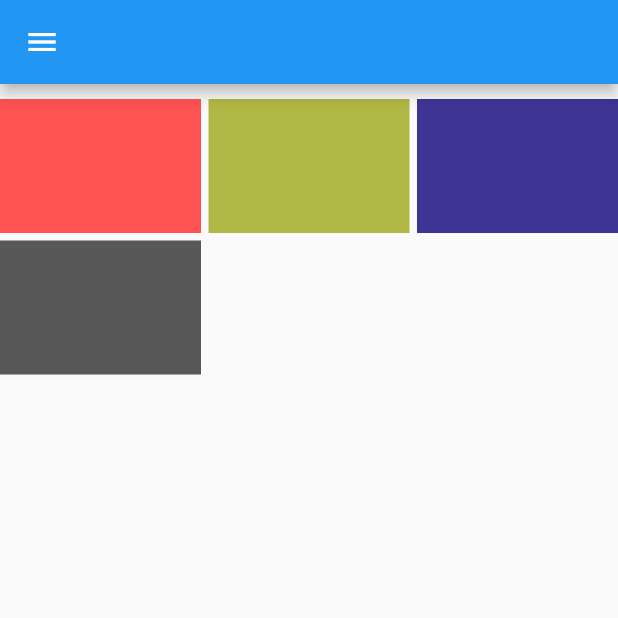
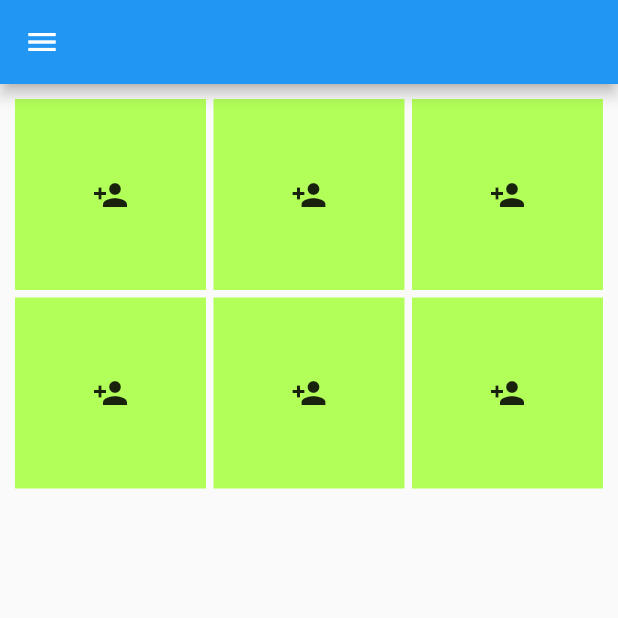
Before and after one commit to Mo-bar/Flutter, a Flutter app: the screen it shows after launch, on a phone screen of 412 x 824 dp, the top half of it. Run offline on Flutter 3.47's test engine with Material 2 defaults, Android fonts, the phone set to English and light mode, and no system bars.

Commit message:
GridVire.count props

```diff
--- a/app_0/lib/GridView.dart
+++ b/app_0/lib/GridView.dart
@@ -27,6 +27,7 @@ class _grid_viewState extends State<grid_view> {
     return Scaffold(
       appBar: AppBar(),
       drawer: Drawer(),
+      ///________GridView.builder
       // body: Container(
       //   child: GridView.builder(
       //     gridDelegate: SliverGridDelegateWithFixedCrossAxisCount(
@@ -43,39 +44,57 @@ class _grid_viewState extends State<grid_view> {
       //     },
       //   ),
       // ),
-      body:Container(
-        child: GridView(
-          padding: EdgeInsets.only(top:10),
-          gridDelegate: SliverGridDelegateWithFixedCrossAxisCount(
-            crossAxisCount: 3,
-            mainAxisSpacing: 5,
-            crossAxisSpacing: 5,
-            childAspectRatio: 1.5,
-            ),
-            children: [
-              Container(
-                color: Colors.redAccent,
-                height: 200,
-                child: null,
-              ),
-              Container(
-                color: Color.fromARGB(255, 177, 183, 68),
-                height: 200,
-                child: null,
-              ),
-              Container(
-                color: Color.fromARGB(255, 61, 52, 149),
-                height: 200,
-                child: null,
-              ),
-              Container(
-                color: Color.fromARGB(255, 88, 88, 88),
-                height: 200,
-                child: null,
-              ),
-            ],
+      //___________GridView______________________________________
+      // body:Container(
+      //   child: GridView(
+      //     padding: EdgeInsets.only(top:10),
+      //     gridDelegate: SliverGridDelegateWithFixedCrossAxisCount(
+      //       crossAxisCount: 3,
+      //       mainAxisSpacing: 5,
+      //       crossAxisSpacing: 5,
+      //       childAspectRatio: 1.5,
+      //       ),
+      //       children: [
+      //         Container(
+      //           color: Colors.redAccent,
+      //           height: 200,
+      //           child: null,
+      //         ),
+      //         Container(
+      //           color: Color.fromARGB(255, 177, 183, 68),
+      //           height: 200,
+      //           child: null,
+      //         ),
+      //         Container(
+      //           color: Color.fromARGB(255, 61, 52, 149),
+      //           height: 200,
+      //           child: null,
+      //         ),
+      //         Container(
+      //           color: Color.fromARGB(255, 88, 88, 88),
+      //           height: 200,
+      //           child: null,
+      //         ),
+      //       ],
+      //   ),
+
+      // )
+      //____________GridView.count
+      body: Container(
+        padding:EdgeInsets.all(10),
+        child: GridView.count(
+          crossAxisCount:3,
+          mainAxisSpacing: 5,
+          crossAxisSpacing: 5,
+          children: [
+            Container(child: Icon(Icons.person_add),color: Colors.lightGreenAccent,),
+            Container(child: Icon(Icons.person_add),color: Colors.lightGreenAccent,),
+            Container(child: Icon(Icons.person_add),color: Colors.lightGreenAccent,),
+            Container(child: Icon(Icons.person_add),color: Colors.lightGreenAccent,),
+            Container(child: Icon(Icons.person_add),color: Colors.lightGreenAccent,),
+            Container(child: Icon(Icons.person_add),color: Colors.lightGreenAccent,),
+          ],
         ),
-
       )
     );
   }
--- a/app_0/lib/main.dart
+++ b/app_0/lib/main.dart
@@ -8,6 +8,7 @@ import 'package:app_0/Cirle_Avatar.dart';
 import 'package:app_0/Alert_dialog.dart';
 import 'package:app_0/ListView.dart';
 import 'package:app_0/GridView.dart';
+import 'package:app_0/list_generator.dart';
 
 void main() {
   runApp(app());
```
